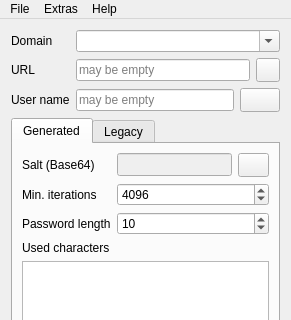
607011/Qt-SESAM, file Qt-SESAM/mainwindow.ui: the form before one commit; both pictures show x 0 to 291 and y 0 to 320 of the 291 by 631 pixel window.
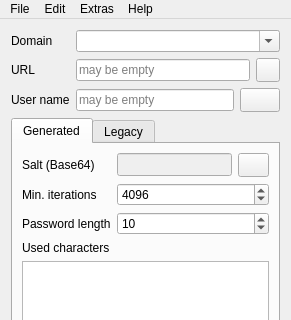
The form after the commit. Icons and pictures are not drawn.

Commit message: Added undo menu, stack and action (see issue #75).

```diff
--- a/Qt-SESAM/mainwindow.ui
+++ b/Qt-SESAM/mainwindow.ui
@@ -591,7 +591,13 @@
     <addaction name="separator"/>
     <addaction name="menuExpertMode"/>
    </widget>
+   <widget class="QMenu" name="menuEdit">
+    <property name="title">
+     <string>Edit</string>
+    </property>
+   </widget>
    <addaction name="menuFile"/>
+   <addaction name="menuEdit"/>
    <addaction name="menuExtras"/>
    <addaction name="menuHelp"/>
   </widget>
```
Left out of the diff: 8 changed lines with no effect on the pictures. The commit also changes 1 other file.
